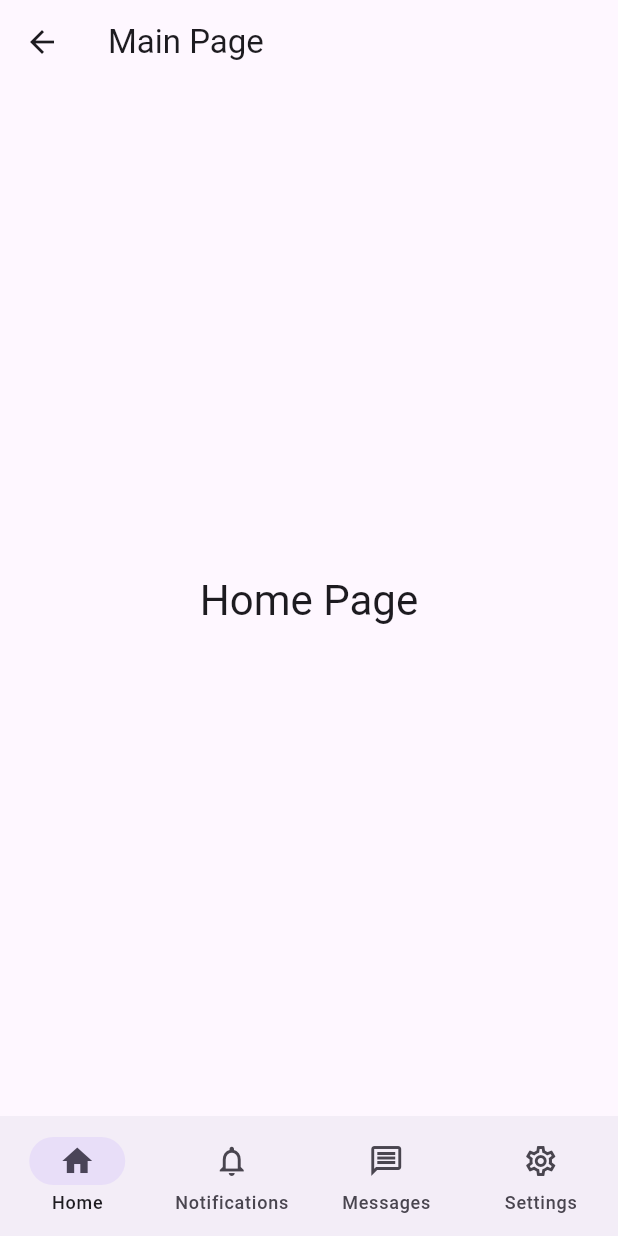
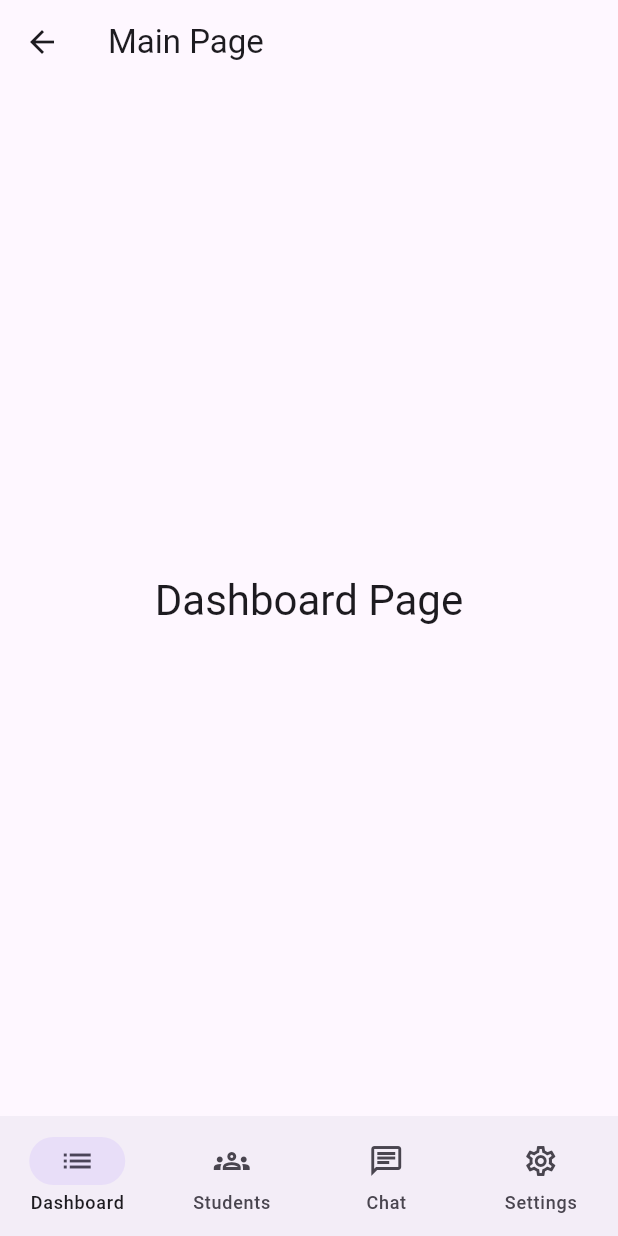
Before and after one commit to Kotaro666-dev/yumemi_grow_lightning_talk_20250124, a Flutter app: the MainPage screen opened directly, on a phone screen of 412 x 824 dp. Run offline on Flutter 3.47's test engine with Material 3 defaults, Android fonts, the phone set to English and light mode, and no system bars; our stand-ins replace flutter_hooks, freezed_annotation.

Commit message:
modify: bottomNavigationBar items

```diff
--- a/lib/ui/main_page.dart
+++ b/lib/ui/main_page.dart
@@ -6,13 +6,14 @@ class MainPage extends HookWidget {
 
   @override
   Widget build(BuildContext context) {
+    final textTheme = Theme.of(context).textTheme;
     final currentPageIndex = useState(0);
 
     final pages = [
-      Center(child: Text('Home Page', style: Theme.of(context).textTheme.headlineMedium)),
-      Center(child: Text('Notifications Page', style: Theme.of(context).textTheme.headlineMedium)),
-      Center(child: Text('Messages Page', style: Theme.of(context).textTheme.headlineMedium)),
-      Center(child: Text('Settings Page', style: Theme.of(context).textTheme.headlineMedium)),
+      Center(child: Text("Dashboard Page", style: textTheme.headlineMedium)),
+      Center(child: Text('Students Page', style: textTheme.headlineMedium)),
+      Center(child: Text('Chat Page', style: textTheme.headlineMedium)),
+      Center(child: Text('Settings Page', style: textTheme.headlineMedium)),
     ];
 
     return Scaffold(
@@ -27,19 +28,19 @@ class MainPage extends HookWidget {
         selectedIndex: currentPageIndex.value,
         destinations: const [
           NavigationDestination(
-            icon: Icon(Icons.home_outlined),
-            selectedIcon: Icon(Icons.home),
-            label: 'Home',
+            icon: Icon(Icons.list_outlined),
+            selectedIcon: Icon(Icons.list),
+            label: 'Dashboard',
           ),
           NavigationDestination(
-            icon: Icon(Icons.notifications_outlined),
-            selectedIcon: Icon(Icons.notifications),
-            label: 'Notifications',
+            icon: Icon(Icons.groups_outlined),
+            selectedIcon: Icon(Icons.groups),
+            label: 'Students',
           ),
           NavigationDestination(
-            icon: Icon(Icons.message_outlined),
-            selectedIcon: Icon(Icons.message),
-            label: 'Messages',
+            icon: Icon(Icons.chat_outlined),
+            selectedIcon: Icon(Icons.chat),
+            label: 'Chat',
           ),
           NavigationDestination(
             icon: Icon(Icons.settings_outlined),
```
